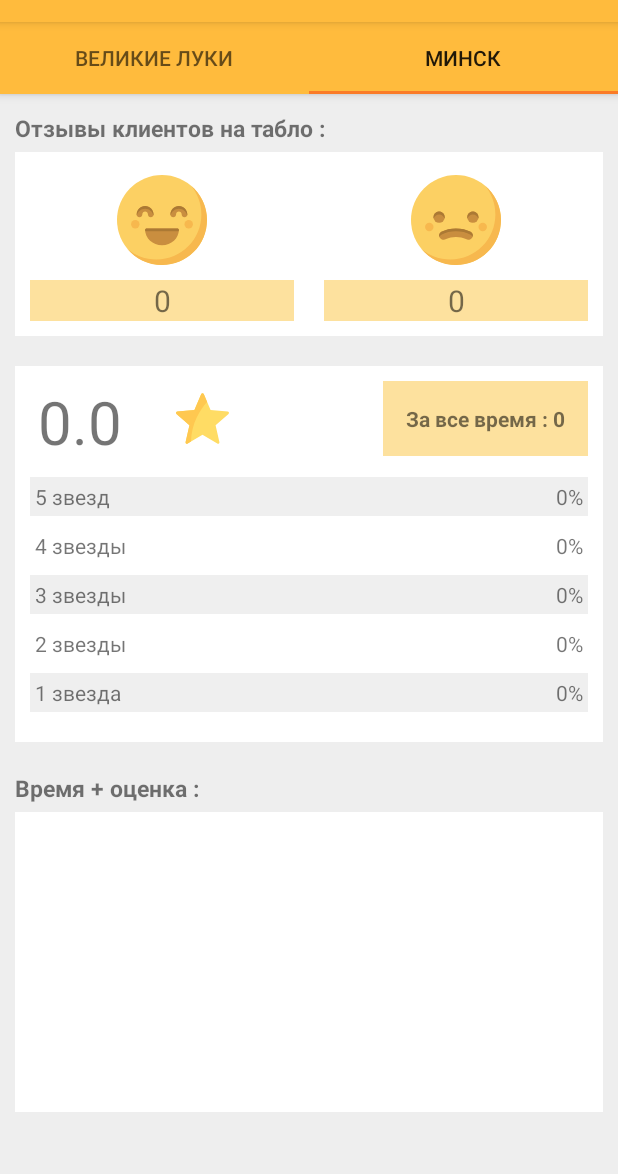
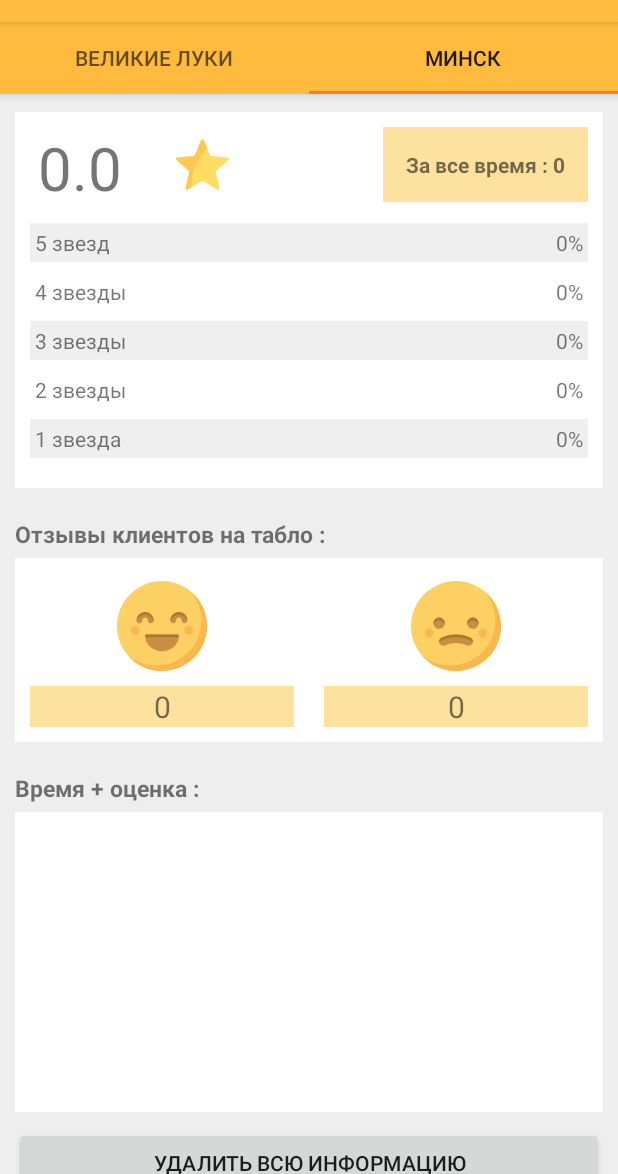
Before and after one commit to sanke46/StatisticApp, an Android app: the screen it shows after launch (MainActivity), tab 2 chosen, on a phone screen of 412 x 824 dp, the part 62-1236 px from its top. Run offline under Robolectric (Android 15) with nearby library versions, the phone set to English and light mode, and no system bars; our stand-ins replace Firebase (no records; nobody signed in at launch, a user with empty details on screens opened directly).

Commit message:
change ListView value add two buttons to delete all base

```diff
--- a/app/src/main/java/com/sanke/ilafedoseev/statisticapp/FireBase.kt
+++ b/app/src/main/java/com/sanke/ilafedoseev/statisticapp/FireBase.kt
@@ -10,7 +10,7 @@ class FireBaseRealTime(var nameLocation: String ) {
 
     var mDataBase : DatabaseReference = FirebaseDatabase.getInstance().getReference()
     var mDeviceRef = mDataBase.child(nameLocation).child("devices")
-    var mTabloRef = mDataBase.child("tablo")
+    var mDelete = mDataBase.child(nameLocation)
     var mDeviceLikesRef = mDataBase.child(nameLocation).child("devices").child("sam").child("likes")
     var mTabloLikesRef = mDataBase.child(nameLocation).child("tablo").child("tabloOne").child("likes")
     var mTabloLikesRef2 = mDataBase.child(nameLocation).child("tablo")
@@ -163,5 +163,9 @@ class FireBaseRealTime(var nameLocation: String ) {
             })
         }
 
+    fun deleteBase () {
+        mDelete.setValue("null")
+    }
+
 
     }
--- a/app/src/main/java/com/sanke/ilafedoseev/statisticapp/Tab1Fragment.kt
+++ b/app/src/main/java/com/sanke/ilafedoseev/statisticapp/Tab1Fragment.kt
@@ -40,7 +40,7 @@ class Tab1Fragment : Fragment() {
             }
 
             override fun onDataChange(dataSnapshot: DataSnapshot?) {
-
+                array.clear()
 
                 dataSnapshot?.children?.forEach { child : DataSnapshot ->
                     //                    if (child.key.toString() == nameLocation) {
@@ -50,6 +50,7 @@ class Tab1Fragment : Fragment() {
                         }
 
                         override fun onDataChange(dataSnapshot2: DataSnapshot?) {
+
                             dataSnapshot2?.children?.forEach { child2: DataSnapshot ->
 //                                println(child2.child("date").value)
 //                                println(child2.child("value").value)
@@ -72,7 +73,15 @@ class Tab1Fragment : Fragment() {
 
         fireBase.allTabLikesAndDislike2(averageInterest, starPercent, starPercent2, starPercent3, starPercent4, starPercent5, allReview)
         fireBase.allTabLikesAndDislike(likesNumber, dislikesNumber)
-//        mDatabase = FirebaseDatabase.getInstance().reference
+
+        // delete all in firebase SEVICE
+        deleteAll.setOnClickListener(object : View.OnClickListener {
+            override fun onClick(p0: View?) {
+                fireBase.deleteBase()
+                fireBase.allTabLikesAndDislike2(averageInterest, starPercent, starPercent2, starPercent3, starPercent4, starPercent5, allReview)
+                fireBase.allTabLikesAndDislike(likesNumber, dislikesNumber)
+            }
+        })
     }
 
     override fun onCreateView(inflater: LayoutInflater?, container: ViewGroup?,
--- a/app/src/main/java/com/sanke/ilafedoseev/statisticapp/Tab3Fragment.kt
+++ b/app/src/main/java/com/sanke/ilafedoseev/statisticapp/Tab3Fragment.kt
@@ -25,8 +25,8 @@ class Tab3Fragment : Fragment() {
     override fun onActivityCreated(savedInstanceState: Bundle?) {
         super.onActivityCreated(savedInstanceState)
         var fireBase = FireBaseRealTime("гагарина")
-
         val array = ArrayList<Like>()
+        scrollView.smoothScrollTo(0, 0)
 
         mDeviceRef.addValueEventListener(object : ValueEventListener {
 
@@ -35,7 +35,7 @@ class Tab3Fragment : Fragment() {
             }
 
             override fun onDataChange(dataSnapshot: DataSnapshot?) {
-
+                array.clear()
 
                 dataSnapshot?.children?.forEach { child : DataSnapshot ->
                     //                    if (child.key.toString() == nameLocation) {
@@ -45,6 +45,7 @@ class Tab3Fragment : Fragment() {
                         }
 
                         override fun onDataChange(dataSnapshot2: DataSnapshot?) {
+
                             dataSnapshot2?.children?.forEach { child2: DataSnapshot ->
                                 //                                println(child2.child("date").value)
 //                                println(child2.child("value").value)
@@ -68,7 +69,15 @@ class Tab3Fragment : Fragment() {
 
         fireBase.allTabLikesAndDislike2(averageInterest2, starPercent1, starPercent22, starPercent32, starPercent42, starPercent52, allReview2)
         fireBase.allTabLikesAndDislike(likesNumber2, dislikesNumber2)
-//        mDatabase = FirebaseDatabase.getInstance().reference
+
+        // delete all in firebase ГАГАРИНА
+        deleteAll2.setOnClickListener(object : View.OnClickListener {
+            override fun onClick(p0: View?) {
+                fireBase.deleteBase()
+                fireBase.allTabLikesAndDislike2(averageInterest2, starPercent1, starPercent22, starPercent32, starPercent42, starPercent52, allReview2)
+                fireBase.allTabLikesAndDislike(likesNumber2, dislikesNumber2)
+            }
+        })
     }
 
     override fun onCreateView(inflater: LayoutInflater?, container: ViewGroup?,
--- a/app/src/main/res/layout/fragment_tab1.xml
+++ b/app/src/main/res/layout/fragment_tab1.xml
@@ -2,14 +2,13 @@
     xmlns:tools="http://schemas.android.com/tools"
     android:layout_width="match_parent"
     android:layout_height="match_parent"
+    android:focusableInTouchMode="true"
     tools:context="com.sanke.ilafedoseev.statisticapp.Tab1Fragment">
 
     <ScrollView xmlns:android="http://schemas.android.com/apk/res/android"
         android:id="@+id/scrollViewF1"
         android:layout_width="match_parent"
         android:layout_height="match_parent"
-        android:fillViewport="true"
-        android:scrollbarAlwaysDrawVerticalTrack="true"
         android:orientation="vertical">
 
     <LinearLayout xmlns:android="http://schemas.android.com/apk/res/android"
@@ -334,7 +333,16 @@
 
         </LinearLayout>
 
+        <Button
+            android:id="@+id/deleteAll"
+            android:layout_marginLeft="10dp"
+            android:layout_marginRight="10dp"
+            android:layout_width="match_parent"
+            android:layout_height="wrap_content"
+            android:text="Удалить всю информацию"/>
+
     </LinearLayout>
+
 
 
     </ScrollView>
--- a/app/src/main/res/layout/fragment_tab3.xml
+++ b/app/src/main/res/layout/fragment_tab3.xml
@@ -2,14 +2,16 @@
     xmlns:tools="http://schemas.android.com/tools"
     android:layout_width="match_parent"
     android:layout_height="match_parent"
+    android:focusableInTouchMode="true"
     tools:context="com.sanke.ilafedoseev.statisticapp.Tab3Fragment">
 
     <ScrollView xmlns:android="http://schemas.android.com/apk/res/android"
         android:id="@+id/scrollView"
         android:layout_width="match_parent"
         android:layout_height="match_parent"
-        android:fillViewport="true"
         android:scrollbarAlwaysDrawVerticalTrack="true"
+        android:descendantFocusability="beforeDescendants"
+        android:focusableInTouchMode="true"
         android:orientation="vertical">
 
         <LinearLayout xmlns:android="http://schemas.android.com/apk/res/android"
@@ -18,82 +20,6 @@
             android:background="#eee"
             android:paddingTop="50dp"
             android:orientation="vertical">
-
-        <TextView
-            android:layout_width="match_parent"
-            android:layout_height="wrap_content"
-            android:layout_marginBottom="5dp"
-            android:layout_marginLeft="10dp"
-            android:layout_marginTop="10dp"
-            android:text="Отзывы клиентов на табло : "
-            android:textSize="15dp"
-            android:textStyle="bold" />
-
-        <LinearLayout
-            android:layout_width="match_parent"
-            android:layout_height="wrap_content"
-            android:layout_marginBottom="10dp"
-            android:layout_marginLeft="10dp"
-            android:layout_marginRight="10dp"
-            android:layout_marginTop="0dp"
-            android:background="#fff"
-            android:paddingBottom="10dp"
-            android:paddingTop="15dp">
-
-            <LinearLayout
-                android:layout_width="match_parent"
-                android:layout_height="wrap_content"
-                android:layout_weight="1"
-                android:orientation="vertical">
-
-                <ImageView
-                    android:layout_width="match_parent"
-                    android:layout_height="60dp"
-                    android:src="@drawable/ic_happy" />
-
-                <TextView
-                    android:id="@+id/likesNumber2"
-                    android:layout_width="match_parent"
-                    android:layout_height="wrap_content"
-                    android:layout_marginLeft="10dp"
-                    android:layout_marginRight="10dp"
-                    android:layout_marginTop="10dp"
-                    android:background="#fde19e"
-                    android:text="0"
-                    android:textAlignment="center"
-                    android:textSize="20dp" />
-
-            </LinearLayout>
-
-            <LinearLayout
-                android:layout_width="match_parent"
-                android:layout_height="wrap_content"
-                android:layout_weight="1"
-                android:orientation="vertical">
-
-                <ImageView
-                    android:layout_width="match_parent"
-                    android:layout_height="60dp"
-                    android:src="@drawable/ic_confused" />
-
-                <TextView
-                    android:id="@+id/dislikesNumber2"
-                    android:layout_width="match_parent"
-                    android:layout_height="wrap_content"
-                    android:layout_marginLeft="10dp"
-                    android:layout_marginRight="10dp"
-                    android:layout_marginTop="10dp"
-                    android:background="#fde19e"
-                    android:text="0"
-                    android:textAlignment="center"
-                    android:textSize="20dp" />
-
-            </LinearLayout>
-
-        </LinearLayout>
-
-
-
 
 
             <LinearLayout
@@ -317,6 +243,80 @@
                 android:layout_marginBottom="5dp"
                 android:layout_marginLeft="10dp"
                 android:layout_marginTop="10dp"
+                android:text="Отзывы клиентов на табло : "
+                android:textSize="15dp"
+                android:textStyle="bold" />
+
+            <LinearLayout
+                android:layout_width="match_parent"
+                android:layout_height="wrap_content"
+                android:layout_marginBottom="10dp"
+                android:layout_marginLeft="10dp"
+                android:layout_marginRight="10dp"
+                android:layout_marginTop="0dp"
+                android:background="#fff"
+                android:paddingBottom="10dp"
+                android:paddingTop="15dp">
+
+                <LinearLayout
+                    android:layout_width="match_parent"
+                    android:layout_height="wrap_content"
+                    android:layout_weight="1"
+                    android:orientation="vertical">
+
+                    <ImageView
+                        android:layout_width="match_parent"
+                        android:layout_height="60dp"
+                        android:src="@drawable/ic_happy" />
+
+                    <TextView
+                        android:id="@+id/likesNumber2"
+                        android:layout_width="match_parent"
+                        android:layout_height="wrap_content"
+                        android:layout_marginLeft="10dp"
+                        android:layout_marginRight="10dp"
+                        android:layout_marginTop="10dp"
+                        android:background="#fde19e"
+                        android:text="0"
+                        android:textAlignment="center"
+                        android:textSize="20dp" />
+
+                </LinearLayout>
+
+                <LinearLayout
+                    android:layout_width="match_parent"
+                    android:layout_height="wrap_content"
+                    android:layout_weight="1"
+                    android:orientation="vertical">
+
+                    <ImageView
+                        android:layout_width="match_parent"
+                        android:layout_height="60dp"
+                        android:src="@drawable/ic_confused" />
+
+                    <TextView
+                        android:id="@+id/dislikesNumber2"
+                        android:layout_width="match_parent"
+                        android:layout_height="wrap_content"
+                        android:layout_marginLeft="10dp"
+                        android:layout_marginRight="10dp"
+                        android:layout_marginTop="10dp"
+                        android:background="#fde19e"
+                        android:text="0"
+                        android:textAlignment="center"
+                        android:textSize="20dp" />
+
+                </LinearLayout>
+
+            </LinearLayout>
+
+
+            <TextView
+                android:layout_width="match_parent"
+                android:layout_height="wrap_content"
+                android:layout_marginBottom="5dp"
+                android:layout_marginLeft="10dp"
+                android:layout_marginTop="10dp"
                 android:text="Время + оценка : "
                 android:textSize="15dp"
                 android:textStyle="bold" />
@@ -337,6 +337,14 @@
 
             </LinearLayout>
 
+            <Button
+                android:id="@+id/deleteAll2"
+                android:layout_marginLeft="10dp"
+                android:layout_marginRight="10dp"
+                android:layout_width="match_parent"
+                android:layout_height="wrap_content"
+                android:text="Удалить всю информацию"/>
+
     </LinearLayout>
 </ScrollView>
 
```
